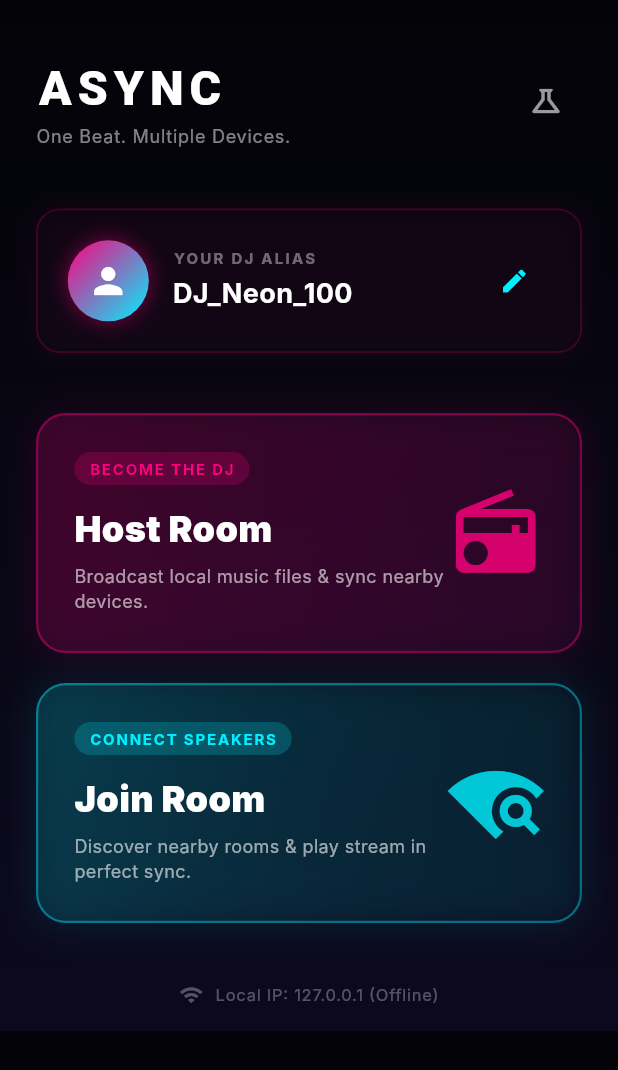
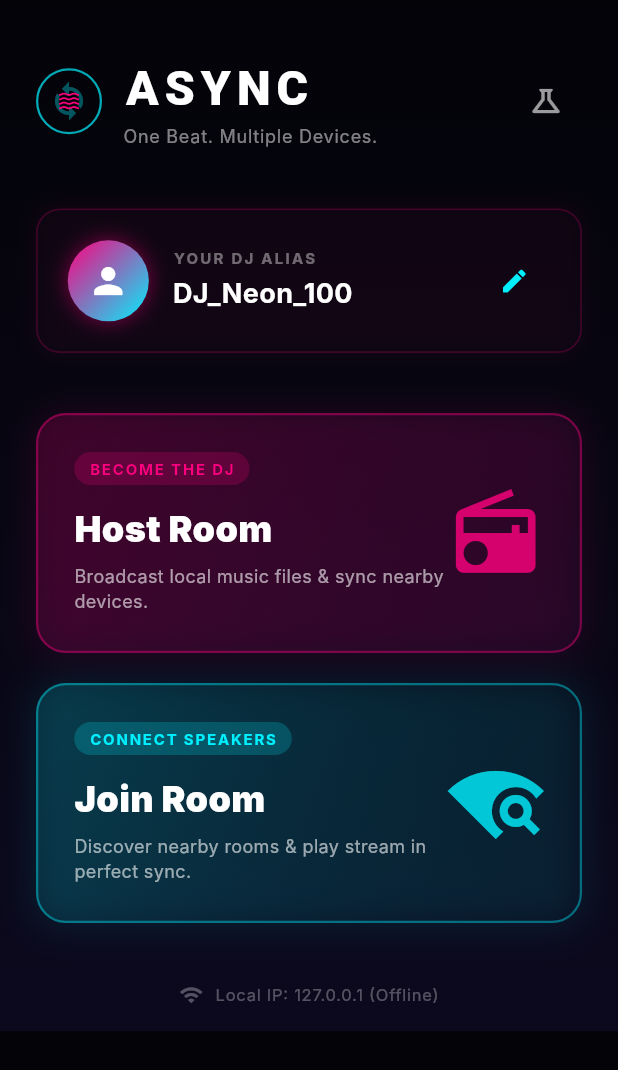
Before and after one commit to ArunSuriiya/Async, a Flutter app: the screen it shows after launch, on a phone screen of 412 x 824 dp. Shown: the top 1070 px of the screen. Run offline on Flutter 3.47's test engine with Material 3 defaults, Android fonts, the phone set to English and light mode, and no system bars; drawn by our look-alikes of flutter_animate; our stand-ins replace file_picker, flutter_riverpod, just_audio, just_audio_background, permission_handler, qr_flutter; missing offline and left inert: mobile_scanner, nsd; Roboto replaces fonts that are missing (Inter, Outfit).

Commit message:
style: add waves icon logo to splash and dashboard screen headers

```diff
--- a/lib/features/dashboard/dashboard_screen.dart
+++ b/lib/features/dashboard/dashboard_screen.dart
@@ -69,6 +69,38 @@ class _DashboardScreenState extends ConsumerState<DashboardScreen> {
                 Row(
                   mainAxisAlignment: MainAxisAlignment.spaceBetween,
                   children: [
+                    Row(
+                      children: [
+                        Container(
+                          width: 44,
+                          height: 44,
+                          margin: const EdgeInsets.only(right: 14),
+                          decoration: BoxDecoration(
+                            shape: BoxShape.circle,
+                            border: Border.all(
+                              color: CyberTheme.electricBlue.withOpacity(0.7),
+                              width: 1.5,
+                            ),
+                          ),
+                          child: Center(
+                            child: Stack(
+                              alignment: Alignment.center,
+                              children: [
+                                Icon(
+                                  Icons.sync,
+                                  size: 28,
+                                  color: CyberTheme.electricBlue.withOpacity(0.35),
+                                ).animate(onPlay: (controller) => controller.repeat())
+                                 .rotate(duration: 6.seconds),
+                                const Icon(
+                                  Icons.waves,
+                                  size: 16,
+                                  color: CyberTheme.neonPink,
+                                ),
+                              ],
+                            ),
+                          ),
+                        ),
                         Column(
                           crossAxisAlignment: CrossAxisAlignment.start,
                           children: [
@@ -90,6 +122,8 @@ class _DashboardScreenState extends ConsumerState<DashboardScreen> {
                                 color: Colors.white.withOpacity(0.5),
                                 letterSpacing: 0.5,
                               ),
+                            ),
+                          ],
                         ),
                       ],
                     ),
```
Also changed, not shown: lib/features/splash/splash_screen.dart (+18 -6 lines). Lines whose indentation alone changed are shown as unchanged.
